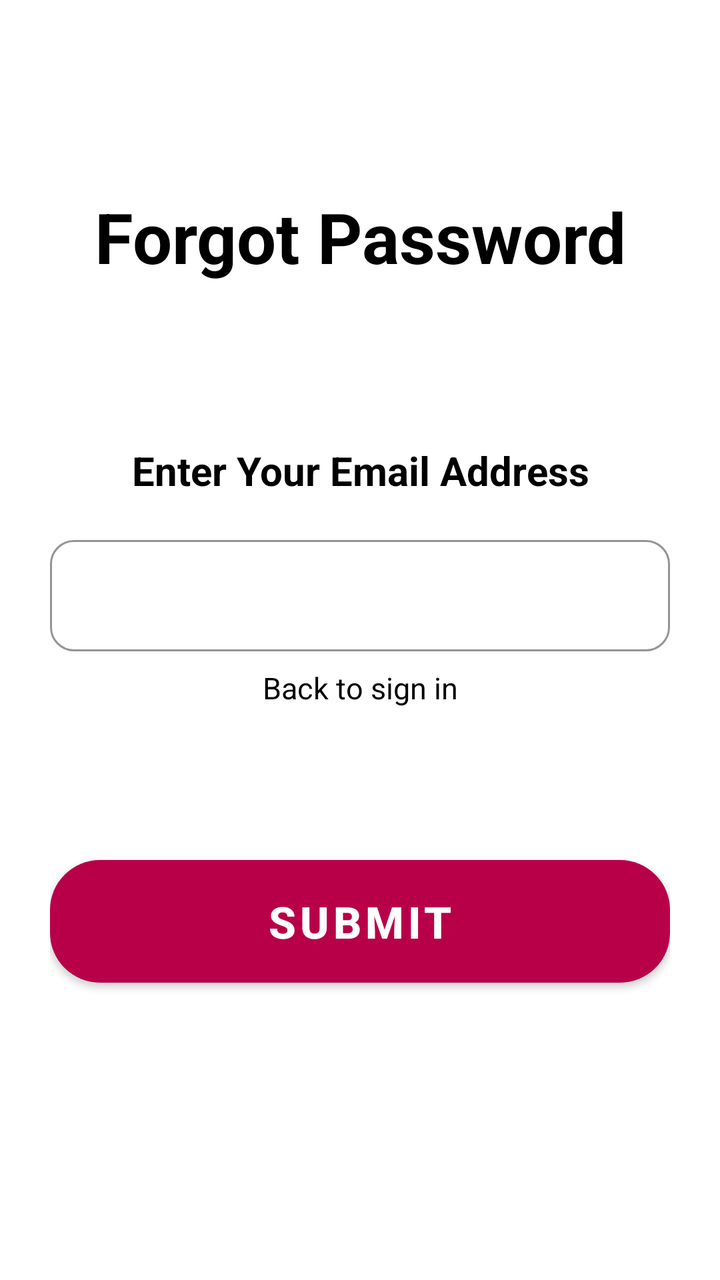
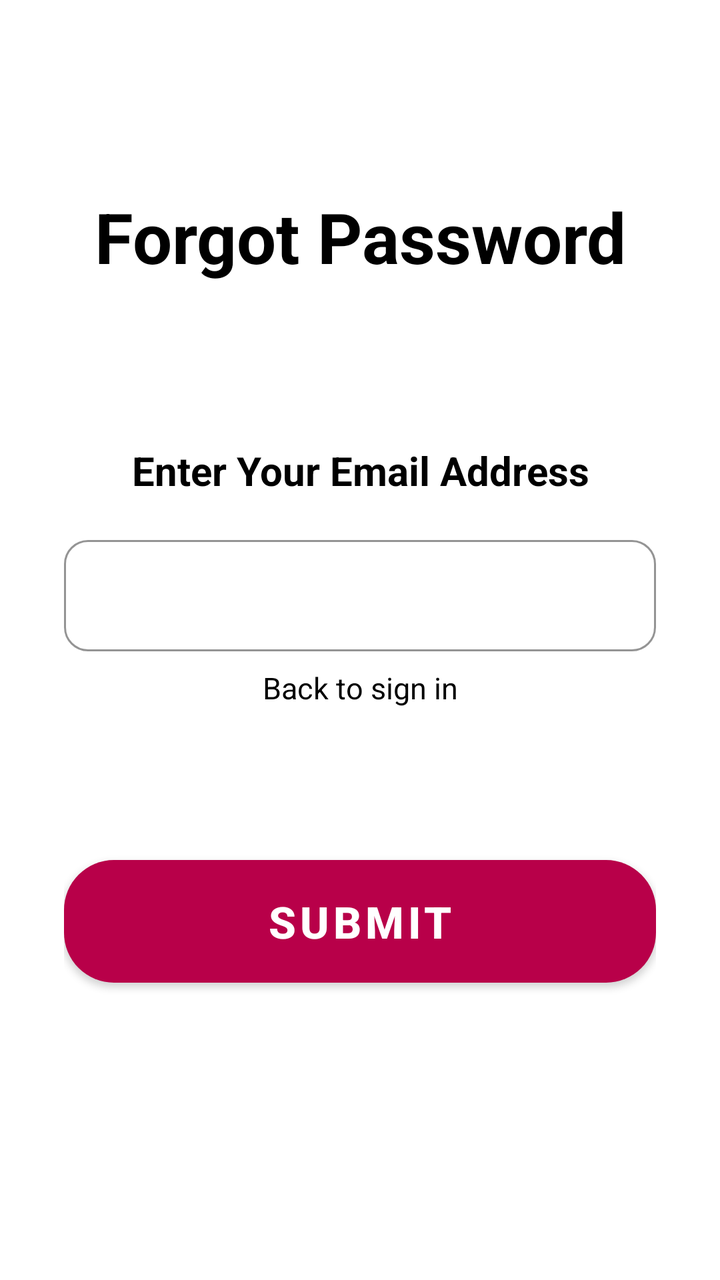

Screens rendered from an Android XML layout before and after an edit, with the pre-edit source and the edit as a unified diff.
<!-- AndroidManifest.xml: application theme Theme.OOPWAREHOUSELOCATION -->
<!-- res/layout/activity_forgot_password.xml -->
<?xml version="1.0" encoding="utf-8"?>
<LinearLayout xmlns:android="http://schemas.android.com/apk/res/android"
    xmlns:app="http://schemas.android.com/apk/res-auto"
    xmlns:tools="http://schemas.android.com/tools"
    android:id="@+id/main"
    android:layout_width="match_parent"
    android:layout_height="match_parent"
    android:orientation="vertical"
    android:padding="25dp"
    tools:context=".activities.ForgotPassword">

    <TextView
        android:layout_width="match_parent"
        android:layout_height="wrap_content"
        android:layout_marginTop="70dp"
        android:gravity="center"
        android:text="Forgot Password"
        android:textColor="@color/black"
        android:textSize="35sp"
        android:textStyle="bold" />

    <TextView
        android:layout_width="match_parent"
        android:layout_height="wrap_content"
        android:layout_marginTop="80dp"
        android:gravity="center"
        android:text="Enter Your Email Address"
        android:textColor="@color/black"
        android:textSize="20sp"
        android:textStyle="bold" />

    <com.google.android.material.textfield.TextInputLayout
        android:id="@+id/textInputLayout"
        style="@style/Widget.MaterialComponents.TextInputLayout.OutlinedBox"
        android:layout_width="match_parent"
        android:layout_height="wrap_content"
        android:layout_marginTop="16dp"
        app:boxCornerRadiusBottomEnd="12dp"
        app:boxCornerRadiusBottomStart="12dp"
        app:boxCornerRadiusTopEnd="12dp"
        app:boxCornerRadiusTopStart="12dp"
        app:boxStrokeColor="@color/pink">

        <com.google.android.material.textfield.TextInputEditText
            android:id="@+id/EmailInput"
            android:layout_width="match_parent"
            android:layout_height="wrap_content"
            android:inputType="textEmailAddress"
            android:textColor="@color/black" />
    </com.google.android.material.textfield.TextInputLayout>

    <TextView
        android:id="@+id/tvSignIn"
        android:layout_width="match_parent"
        android:layout_height="wrap_content"
        android:layout_marginTop="8dp"
        android:gravity="center"
        android:text="Back to sign in"
        android:textColor="@color/black"
        android:textSize="15sp" />

    <com.google.android.material.button.MaterialButton
        android:id="@+id/btnSubmit"
        android:layout_width="match_parent"
        android:layout_height="wrap_content"
        android:layout_marginTop="70dp"
        android:paddingTop="16dp"
        android:paddingBottom="16dp"
        android:text="SUBMIT"
        android:textAllCaps="true"
        android:textColor="@color/white"
        android:textSize="22sp"
        android:textStyle="bold"
        app:backgroundTint="@color/pink"
        app:cornerRadius="25dp" />

    <ProgressBar
        android:id="@+id/progressBar"
        android:layout_width="wrap_content"
        android:layout_height="wrap_content"
        android:layout_gravity="center"
        android:layout_marginTop="16dp"
        android:visibility="gone" />

</LinearLayout>
<!-- resources referenced by this layout -->
<resources>
  <color name="black">#FF000000</color>
  <color name="pink">#B80049</color>
  <color name="white">#FFFFFFFF</color>
  <style name="Theme.OOPWAREHOUSELOCATION" parent="Theme.MaterialComponents.Light.NoActionBar">
          
          <item name="colorPrimary">@color/pink</item>
          <item name="colorPrimaryVariant">@color/pink</item>
          <item name="colorOnPrimary">@color/white</item>
          
          <item name="colorSecondary">@color/lightPink</item>
          <item name="colorSecondaryVariant">@color/lightPink</item>
          <item name="colorOnSecondary">@color/black</item>
          
          <item name="android:statusBarColor">@color/darkBackground</item>
          
      </style>
  <color name="lightPink">#FEC1D6</color>
  <color name="darkBackground">#2D2D2D</color>
</resources>

<!-- the commit's change to res/layout/activity_forgot_password.xml (unified diff, before → after) -->
@@ -6,7 +6,10 @@
     android:layout_width="match_parent"
     android:layout_height="match_parent"
     android:orientation="vertical"
-    android:padding="25dp"
+    android:paddingStart="32dp"
+    android:paddingEnd="32dp"
+    android:paddingTop="25dp"
+    android:paddingBottom="25dp"
     tools:context=".activities.ForgotPassword">
 
     <TextView
